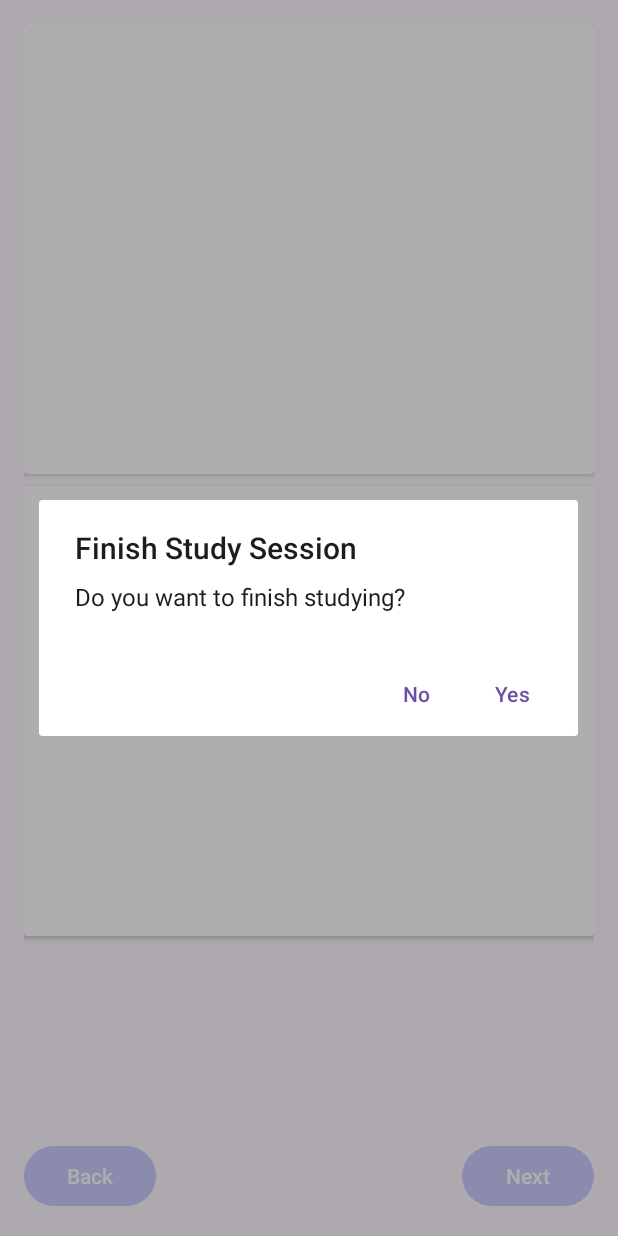
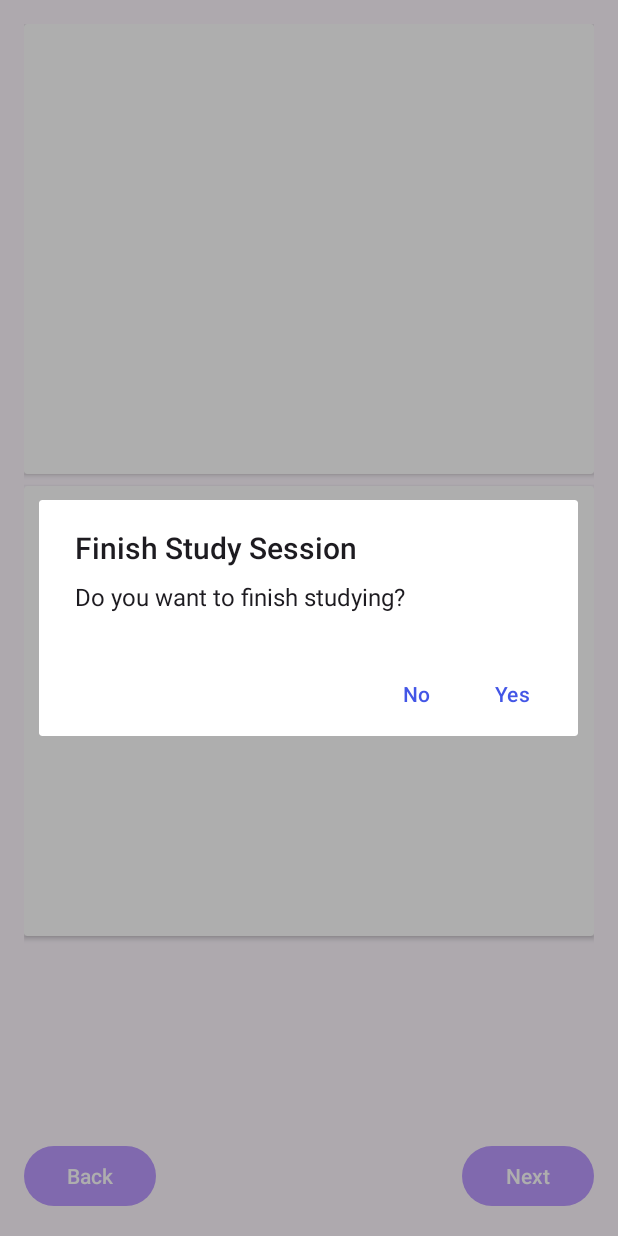
Before and after one commit to MohamedTababi-GitH/Flashcards, an Android app: the FlashcardActivity screen opened directly, with no data from a screen before it, after a tap on "Next", on a phone screen of 412 x 824 dp. Run offline under Robolectric (Android 15) with nearby library versions, the phone set to English and light mode, and no system bars; 2 statements that could not run were skipped.

Commit message:
added persistence

```diff
--- a/app/src/main/java/org/thu/flashcards/DeckListAdapter.java
+++ b/app/src/main/java/org/thu/flashcards/DeckListAdapter.java
@@ -70,6 +70,7 @@ public class DeckListAdapter extends BaseAdapter {
             } else {
                 entry.incrementStudyCount();
                 entry.setLastStudyTime(System.currentTimeMillis());
+
                 Intent intent = new Intent(context, FlashcardActivity.class);
                 intent.putExtra("deck", entry);
                 context.startActivity(intent);
@@ -120,6 +121,8 @@ public class DeckListAdapter extends BaseAdapter {
                 .setPositiveButton("Yes", (dialog, which) -> {
                     data.remove(position);
                     notifyDataSetChanged();
+                    // Save to preferences
+                    PreferencesUtil.saveDecks(context, data);
                     Toast.makeText(context, "Deck deleted", Toast.LENGTH_SHORT).show();
                 })
                 .setNegativeButton("No", (dialog, which) -> dialog.dismiss())
@@ -140,6 +143,8 @@ public class DeckListAdapter extends BaseAdapter {
             if (!newName.isEmpty()) {
                 data.get(position).setName(newName);
                 notifyDataSetChanged();
+                // Save to preferences
+                PreferencesUtil.saveDecks(context, DeckEntry.DeckEntries);
             }
         });
         builder.setNegativeButton("Cancel", (dialog, which) -> dialog.cancel());
--- a/app/src/main/java/org/thu/flashcards/Dialogue.java
+++ b/app/src/main/java/org/thu/flashcards/Dialogue.java
@@ -20,6 +20,8 @@ public class Dialogue {
             if (!deckName.isEmpty()) {
                 DeckEntry.DeckEntries.add(new DeckEntry(deckName));
                 adapter.notifyDataSetChanged();
+                // Save to preferences
+                PreferencesUtil.saveDecks(context, DeckEntry.DeckEntries);
             }
         });
 
--- a/app/src/main/java/org/thu/flashcards/FlashcardActivity.java
+++ b/app/src/main/java/org/thu/flashcards/FlashcardActivity.java
@@ -28,8 +28,8 @@ public class FlashcardActivity extends AppCompatActivity {
         nextButton = findViewById(R.id.nextButton);
         Button backButton = findViewById(R.id.backButton);
 
-        nextButton.setBackgroundColor(getResources().getColor(R.color.dark_green));
-        backButton.setBackgroundColor(getResources().getColor(R.color.dark_green));
+        nextButton.setBackgroundColor(getResources().getColor(R.color.purple));
+        backButton.setBackgroundColor(getResources().getColor(R.color.purple));
 
         deck = (DeckEntry) getIntent().getSerializableExtra("deck");
         if (deck != null) {
@@ -82,7 +82,7 @@ public class FlashcardActivity extends AppCompatActivity {
         }
         else {
             nextButton.setText(R.string.next_btn);
-            nextButton.setBackgroundColor(getResources().getColor(R.color.dark_green));
+            nextButton.setBackgroundColor(getResources().getColor(R.color.purple));
         }
     }
 
--- a/app/src/main/res/layout/activity_main.xml
+++ b/app/src/main/res/layout/activity_main.xml
@@ -12,7 +12,7 @@
         android:id="@+id/toolbar"
         android:layout_width="match_parent"
         android:layout_height="wrap_content"
-        android:background="@color/dark_green"
+        android:background="@color/purple"
         android:minHeight="?attr/actionBarSize"
         android:theme="?attr/actionBarTheme"
         app:layout_constraintEnd_toEndOf="parent"
@@ -25,7 +25,9 @@
         android:layout_width="wrap_content"
         android:layout_height="wrap_content"
         android:layout_marginTop="16dp"
+        android:backgroundTint="@color/red"
         android:text="@string/clear_all_btn"
+
         app:layout_constraintEnd_toEndOf="parent"
         app:layout_constraintTop_toBottomOf="@+id/toolbar">
 
--- a/app/src/main/res/layout/deck_entry_item.xml
+++ b/app/src/main/res/layout/deck_entry_item.xml
@@ -22,6 +22,7 @@
         android:text="@string/study"
         android:layout_width="100dp"
         android:layout_height="wrap_content"
+        android:backgroundTint="@color/blue"
         android:layout_weight="1">
 
     </Button>
--- a/app/src/main/res/values/colors.xml
+++ b/app/src/main/res/values/colors.xml
@@ -2,7 +2,9 @@
 <resources>
     <color name="black">#FF000000</color>
     <color name="white">#FFFFFFFF</color>
-    <color name="dark_green">#ccccff</color>
+    <color name="purple">#bb99ff</color>
     <color name="red">#e60000</color>
-    <color name="card_background">#999999</color> <!-- Light Grey -->
+    <color name="blue">#4356E6</color>
+    <color name="my_light_primary">#4356E6</color>
+    <color name="card_background">#999999</color>
 </resources>
--- a/app/src/main/res/values/styles.xml
+++ b/app/src/main/res/values/styles.xml
@@ -1,6 +1,5 @@
 <?xml version="1.0" encoding="utf-8"?>
 <resources>
-
     <style name="fab_rounded">
         <item name="cornerFamily">rounded</item>
         <item name="cornerSize">50%</item>
--- a/app/src/main/res/values/themes.xml
+++ b/app/src/main/res/values/themes.xml
@@ -2,7 +2,7 @@
     <!-- Base application theme. -->
     <style name="Base.Theme.Flashcards" parent="Theme.Material3.DayNight.NoActionBar">
         <!-- Customize your light theme here. -->
-        <!-- <item name="colorPrimary">@color/my_light_primary</item> -->
+        <item name="colorPrimary">@color/my_light_primary</item>
         <item name="actionOverflowButtonStyle">@style/MyOverflowButtonStyle</item>
     </style>
 
```
Also changed, not shown: app/src/main/java/org/thu/flashcards/MainActivity.java (+15 -6 lines), app/src/main/java/org/thu/flashcards/PreferencesUtil.java (added, +72 -0 lines).
